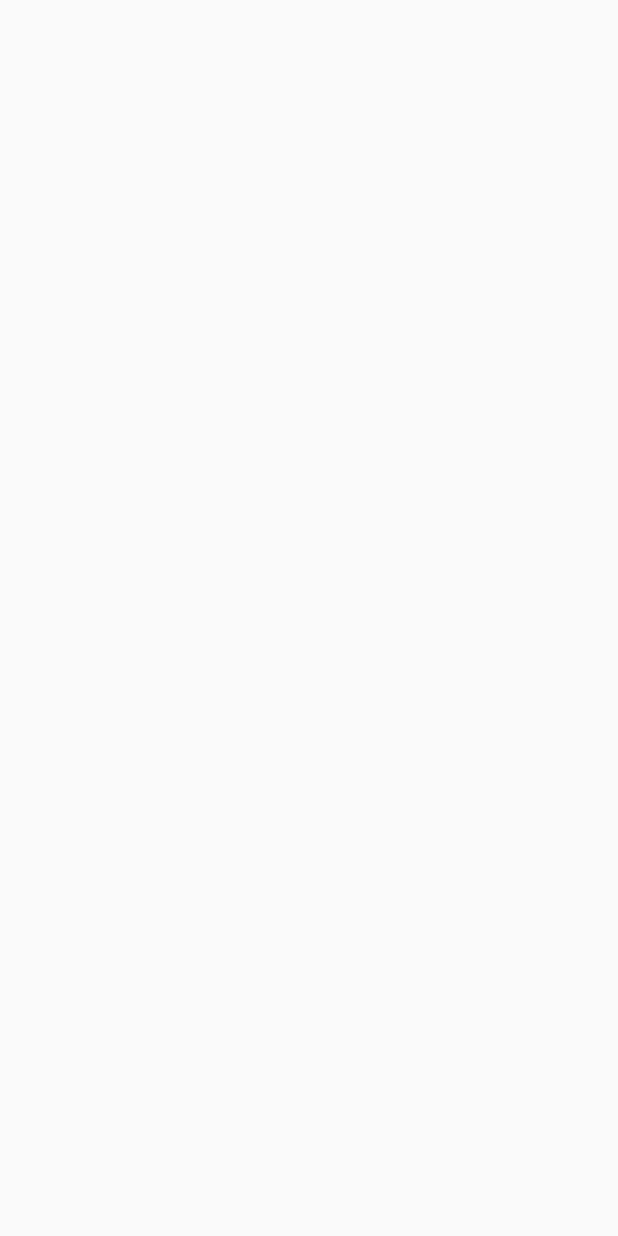
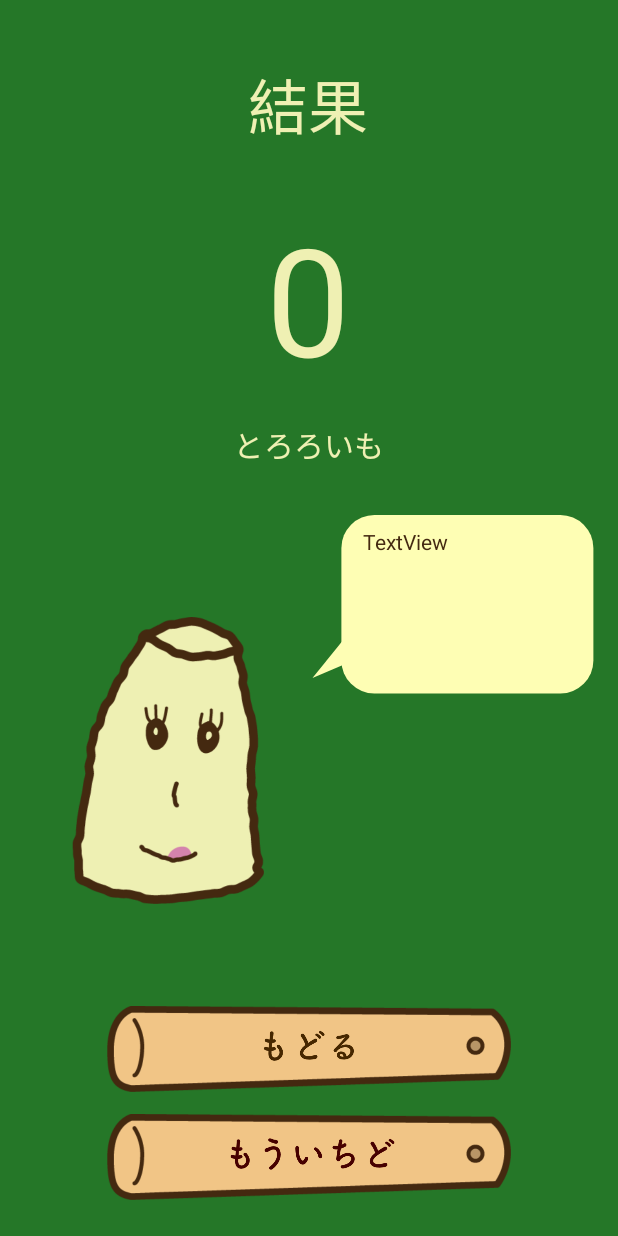
Before and after one commit to Aogon/Tororoimo, an Android app: the ResultActivity screen opened directly, with no data from a screen before it, on a phone screen of 412 x 824 dp. Before the commit the screen is empty. Run offline under Robolectric (Android 15) with nearby library versions, the light colour scheme and no system bars.

Commit message:
[add]ResultActivityのレイアウトの追加

```diff
--- a/app/src/main/res/layout/activity_result.xml
+++ b/app/src/main/res/layout/activity_result.xml
@@ -4,6 +4,100 @@
     xmlns:tools="http://schemas.android.com/tools"
     android:layout_width="match_parent"
     android:layout_height="match_parent"
+    android:background="@color/backgroundColor"
     tools:context=".ResultActivity">
 
+    <TextView
+        android:id="@+id/textView5"
+        android:layout_width="wrap_content"
+        android:layout_height="wrap_content"
+        android:layout_marginTop="40dp"
+        android:text="結果"
+        android:textColor="@color/tororoColor"
+        android:textSize="40sp"
+        app:layout_constraintEnd_toEndOf="parent"
+        app:layout_constraintHorizontal_bias="0.498"
+        app:layout_constraintStart_toStartOf="parent"
+        app:layout_constraintTop_toTopOf="parent" />
+
+    <TextView
+        android:id="@+id/textView6"
+        android:layout_width="wrap_content"
+        android:layout_height="wrap_content"
+        android:layout_marginTop="32dp"
+        android:text="0"
+        android:textColor="@color/tororoColor"
+        android:textSize="100sp"
+        app:layout_constraintEnd_toEndOf="parent"
+        app:layout_constraintHorizontal_bias="0.498"
+        app:layout_constraintStart_toStartOf="parent"
+        app:layout_constraintTop_toBottomOf="@+id/textView5" />
+
+    <TextView
+        android:id="@+id/textView4"
+        android:layout_width="wrap_content"
+        android:layout_height="wrap_content"
+        android:layout_marginTop="16dp"
+        android:text="とろろいも"
+        android:textColor="@color/tororoColor"
+        android:textSize="20sp"
+        app:layout_constraintEnd_toEndOf="parent"
+        app:layout_constraintStart_toStartOf="parent"
+        app:layout_constraintTop_toBottomOf="@+id/textView6" />
+
+    <ImageView
+        android:id="@+id/imageView2"
+        android:layout_width="wrap_content"
+        android:layout_height="wrap_content"
+        android:layout_marginStart="48dp"
+        android:layout_marginTop="32dp"
+        android:layout_marginEnd="26dp"
+        app:layout_constraintBottom_toTopOf="@+id/imageButton"
+        app:layout_constraintEnd_toStartOf="@+id/imageView4"
+        app:layout_constraintStart_toStartOf="parent"
+        app:layout_constraintTop_toBottomOf="@+id/textView4"
+        app:srcCompat="@drawable/tororoimo_ai" />
+
+    <ImageView
+        android:id="@+id/imageView4"
+        android:layout_width="wrap_content"
+        android:layout_height="wrap_content"
+        android:layout_marginTop="32dp"
+        android:layout_marginEnd="16dp"
+        app:layout_constraintEnd_toEndOf="parent"
+        app:layout_constraintTop_toBottomOf="@+id/textView4"
+        app:srcCompat="@drawable/fukidashi" />
+
+    <TextView
+        android:id="@+id/textView7"
+        android:layout_width="wrap_content"
+        android:layout_height="wrap_content"
+        android:layout_marginStart="40dp"
+        android:layout_marginTop="8dp"
+        android:text="TextView"
+        android:textColor="@color/fuchidoriColor"
+        app:layout_constraintStart_toStartOf="@+id/imageView4"
+        app:layout_constraintTop_toTopOf="@+id/imageView4" />
+
+    <ImageButton
+        android:id="@+id/imageButton"
+        android:layout_width="wrap_content"
+        android:layout_height="wrap_content"
+        android:layout_marginBottom="96dp"
+        android:background="@null"
+        app:layout_constraintBottom_toBottomOf="parent"
+        app:layout_constraintEnd_toEndOf="parent"
+        app:layout_constraintStart_toStartOf="parent"
+        app:srcCompat="@drawable/return_button" />
+
+    <ImageButton
+        android:id="@+id/imageButton2"
+        android:layout_width="wrap_content"
+        android:layout_height="wrap_content"
+        android:layout_marginBottom="24dp"
+        android:background="@null"
+        app:layout_constraintBottom_toBottomOf="parent"
+        app:layout_constraintEnd_toEndOf="parent"
+        app:layout_constraintStart_toStartOf="parent"
+        app:srcCompat="@drawable/playagain_button" />
 </androidx.constraintlayout.widget.ConstraintLayout>
--- a/app/src/main/res/values/colors.xml
+++ b/app/src/main/res/values/colors.xml
@@ -5,4 +5,5 @@
     <color name="colorAccent">#03DAC5</color>
     <color name="backgroundColor">#257728</color>
     <color name="tororoColor">#EFF0B3</color>
+    <color name="fuchidoriColor">#442911</color>
 </resources>
```
Also changed, not shown: app/src/main/res/drawable-hdpi/fukidashi.png (added), app/src/main/res/drawable-ldpi/fukidashi.png (added), app/src/main/res/drawable-mdpi/fukidashi.png (added), app/src/main/res/drawable-xhdpi/fukidashi.png (added), app/src/main/res/drawable-xxhdpi/fukidashi.png (added), app/src/main/res/drawable-xxxhdpi/fukidashi.png (added).
